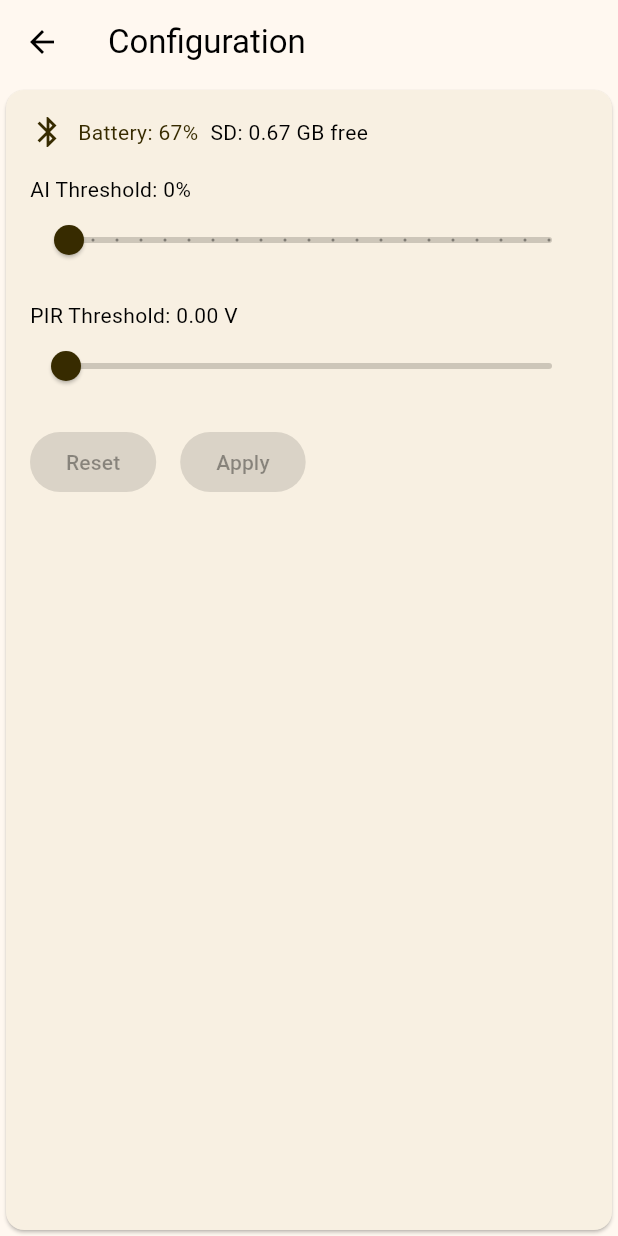
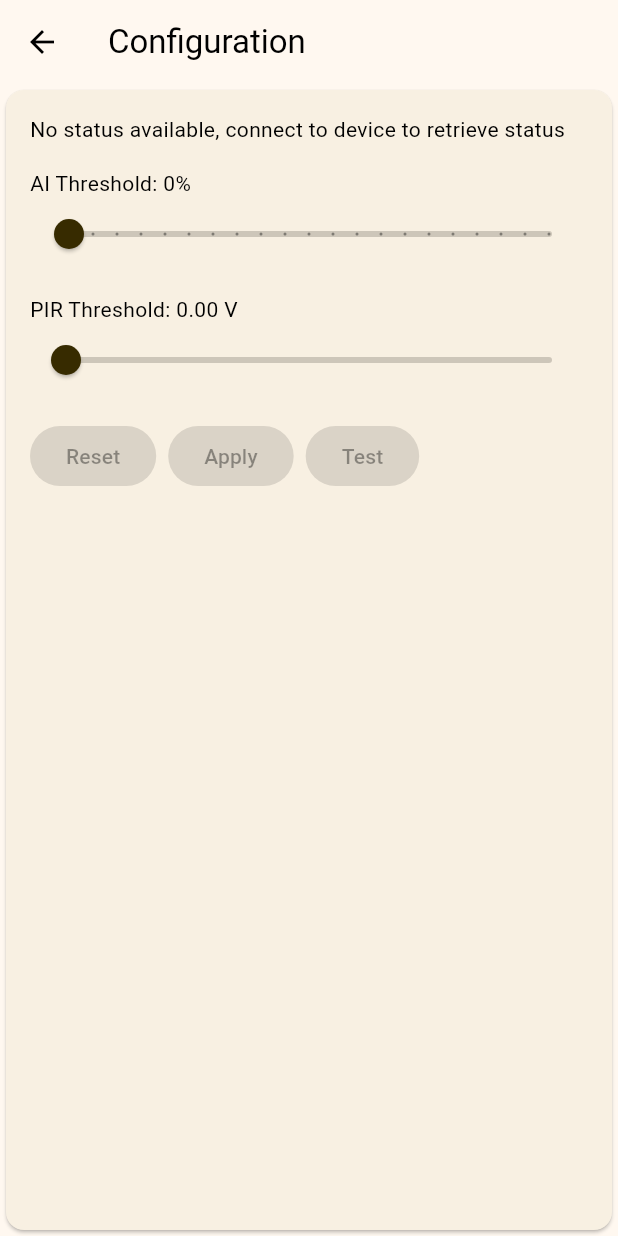
Before and after one commit to MichWnek/IoT_camera_interface_app, a Flutter app: the ConfigurationScreen screen opened directly with empty values, on a phone screen of 412 x 824 dp. Run offline on Flutter 3.47's test engine with Material 3 defaults, Android fonts, the phone set to English and light mode, and no system bars.

Commit message:
Passing device status to config screen

```diff
--- a/lib/features/configuration/view/configuration_screen.dart
+++ b/lib/features/configuration/view/configuration_screen.dart
@@ -4,8 +4,12 @@ import 'package:camera_trap_app/features/shared/widgets/status_summary.dart';
 import 'package:camera_trap_app/data/models/device_status.dart';
 
 class ConfigurationScreen extends StatefulWidget {
-  const ConfigurationScreen({super.key, required this.initialConfig});
-
+  const ConfigurationScreen({
+    super.key,
+    required this.initialConfig,
+    this.status,
+  });
+  final DeviceStatus? status;
   final CameraConfig initialConfig;
 
   @override
@@ -15,12 +19,14 @@ class ConfigurationScreen extends StatefulWidget {
 class _ConfigurationScreenState extends State<ConfigurationScreen> {
   late CameraConfig _saved;
   late CameraConfig _draft;
+  late DeviceStatus? _status;
 
   @override
   void initState() {
     super.initState();
     _saved = widget.initialConfig;
     _draft = widget.initialConfig;
+    _status = widget.status;
   }
 
   @override
@@ -35,13 +41,7 @@ class _ConfigurationScreenState extends State<ConfigurationScreen> {
           child: Column(
             crossAxisAlignment: CrossAxisAlignment.start,
             children: [
-              const StatusSummary(
-                status_: DeviceStatus(
-                  batteryPercent: 67,
-                  sdFreeGb: 0.67,
-                  isOnline: true,
-                ),
-              ).build(context),
+              StatusSummary(status: _status),
               const SizedBox(height: 8),
               const SizedBox(height: 8),
               Text(
@@ -85,16 +85,16 @@ class _ConfigurationScreenState extends State<ConfigurationScreen> {
                         : () {
                             setState(() {
                               _draft = _saved;
+                            });
                             ScaffoldMessenger.of(context).showSnackBar(
                               const SnackBar(
                                 content: Text('Configuration reset'),
                               ),
                             );
-                            });
                           },
                     child: const Text('Reset'),
                   ),
-                  const SizedBox(width: 16),
+                  const SizedBox(width: 8),
                   ElevatedButton(
                     key: const Key('apply_button'),
                     onPressed: _saved == _draft
@@ -102,14 +102,31 @@ class _ConfigurationScreenState extends State<ConfigurationScreen> {
                         : () {
                             setState(() {
                               _saved = _draft;
+                            });
                             ScaffoldMessenger.of(context).showSnackBar(
                               const SnackBar(
                                 content: Text('Configuration applied'),
                               ),
                             );
-                            });
                           },
                     child: const Text('Apply'),
+                  ),
+                  const SizedBox(width: 8),
+                  ElevatedButton(
+                    key: const Key('test_button'),
+                    onPressed: _saved == _draft
+                        ? null
+                        : () {
+                            setState(() {
+                              _saved = _draft;
+                            });
+                            ScaffoldMessenger.of(context).showSnackBar(
+                              const SnackBar(
+                                content: Text('BLE link test initiated'),
+                              ),
+                            );
+                          },
+                    child: const Text('Test'),
                   ),
                 ],
               ),
--- a/lib/features/dashboard/widgets/camera_card.dart
+++ b/lib/features/dashboard/widgets/camera_card.dart
@@ -25,7 +25,7 @@ class CameraCard extends StatelessWidget {
               style: text.titleMedium,
             ),
             const SizedBox(height: 4),
-            StatusSummary(status_: cameraTrap.status).build(context),
+            StatusSummary(status: cameraTrap.status),
           ],
         ),
       ),
--- a/lib/features/shared/widgets/status_summary.dart
+++ b/lib/features/shared/widgets/status_summary.dart
@@ -2,50 +2,47 @@ import 'package:flutter/material.dart';
 import 'package:camera_trap_app/data/models/device_status.dart';
 
 class StatusSummary extends StatelessWidget {
-  final DeviceStatus? status_;
+  final DeviceStatus? _status;
 
-  const StatusSummary({super.key, this.status_});
+  const StatusSummary({super.key, this._status});
 
   @override
   Widget build(BuildContext context) {
     final text = Theme.of(context).textTheme;
-
-    if (status_ == null) {
+    if (_status == null) {
       return Text(
         'No status available, connect to device to retrieve status',
         style: text.bodyMedium,
       );
     } else {
-      return _buildStatusSummary(context);
+      DeviceStatus status = _status;
+      return _buildStatusSummary(context, status);
     }
   }
 
-  Widget _buildStatusSummary(BuildContext context) {
+  Widget _buildStatusSummary(BuildContext context, DeviceStatus status) {
     final colors = Theme.of(context).colorScheme;
     final text = Theme.of(context).textTheme;
 
-    return Row(
-      mainAxisAlignment: MainAxisAlignment.start,
+    return Wrap(
+      spacing: 8,
+      crossAxisAlignment: WrapCrossAlignment.start,
       children: [
         Icon(
-          status_?.isOnline == true ? Icons.bluetooth : Icons.block_rounded,
-          color: status_?.isOnline == true ? colors.primary : colors.outline,
+          status.isOnline ? Icons.bluetooth : Icons.block_rounded,
+          color: status.isOnline ? colors.primary : colors.outline,
         ),
-        const SizedBox(width: 8),
         Text(
-          'Battery: ${status_?.batteryPercent}%',
+          'Battery: ${status.batteryPercent}%',
           style: text.bodyMedium?.copyWith(
-            color: status_?.isLowBattery == true
-                ? colors.error
-                : colors.primary,
-            fontWeight: status_?.isLowBattery == true
+            color: status.isLowBattery == true ? colors.error : colors.primary,
+            fontWeight: status.isLowBattery == true
                 ? FontWeight.bold
                 : FontWeight.normal,
           ),
         ),
-        const SizedBox(width: 8),
         Text(
-          'SD: ${status_?.sdFreeGb.toStringAsFixed(2)} GB free',
+          'SD: ${status.sdFreeGb.toStringAsFixed(2)} GB free',
           style: text.bodyMedium,
         ),
       ],
```
Also changed, not shown: 1 other file. Lines whose indentation alone changed are shown as unchanged.
